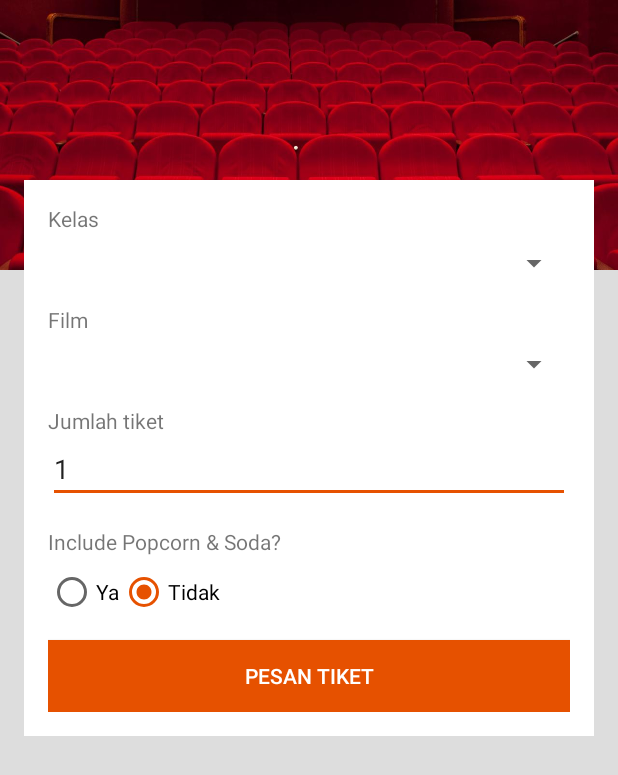
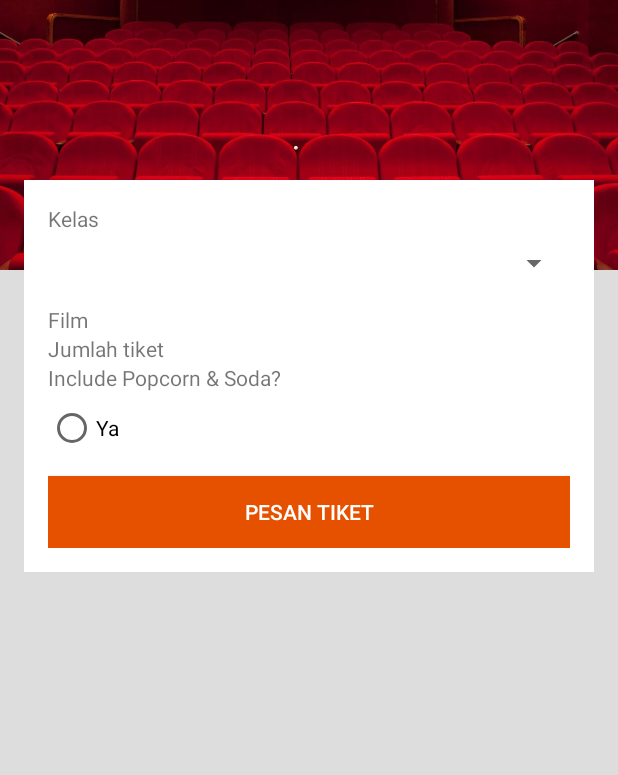
Before and after one commit to wdharmana/CinemaTix, an Android app: the layout activity_main.xml on its own in the app's theme, with its tools: preview values and no code run, on a phone screen of 412 x 824 dp. Shown: the top 775 px of the screen. Run offline under Robolectric (Android 15) with nearby library versions, the phone set to English and light mode, and no system bars.

Commit message:
clean up dikit

```diff
--- a/app/src/main/res/layout/activity_main.xml
+++ b/app/src/main/res/layout/activity_main.xml
@@ -48,38 +48,32 @@
                     android:layout_height="wrap_content"
                     android:text="@string/film_label" />
 
-                <Spinner
-                    android:id="@+id/sp_movie"
-                    android:layout_width="match_parent"
-                    android:layout_height="wrap_content"
-                    android:layout_marginBottom="@dimen/default_margin"
-                    android:layout_marginTop="@dimen/input_margin" />
+                <!--TODO (1) Buatlah Spinner untuk daftar movie dengan ketentuan
+                    android:id="@+id/sp_movie"-->
 
                 <TextView
                     android:layout_width="match_parent"
                     android:layout_height="wrap_content"
                     android:text="@string/ticket_label" />
 
-                <EditText
+                <!--TODO (2) Buatlah EditText untuk jumlah tiket dengan ketentuan
                     android:id="@+id/edt_jumlah"
-                    android:layout_width="match_parent"
-                    android:layout_height="wrap_content"
-                    android:layout_marginBottom="@dimen/default_margin"
-                    android:inputType="numberSigned"
-                    android:text="1" />
+                    android:inputType="numberSigned"-->
 
                 <TextView
                     android:layout_width="match_parent"
                     android:layout_height="wrap_content"
                     android:text="@string/additional_label" />
 
+                <!--TODO (4) Tambahkan ketentuan di bawah untuk RadioGroup
+                    android:orientation="horizontal"-->
+
                 <RadioGroup
                     android:id="@+id/rg_additional"
                     android:layout_width="match_parent"
                     android:layout_height="wrap_content"
                     android:layout_marginBottom="@dimen/default_margin"
-                    android:layout_marginTop="@dimen/input_margin"
-                    android:orientation="horizontal">
+                    android:layout_marginTop="@dimen/input_margin">
 
                     <RadioButton
                         android:id="@+id/rb_yes"
@@ -87,12 +81,11 @@
                         android:layout_height="wrap_content"
                         android:text="@string/ya_label" />
 
-                    <RadioButton
+                    <!--TODO (3) Buatlah RadioButton untuk pilihan "Tidak" dengan ketentuan
                         android:id="@+id/rb_no"
-                        android:layout_width="wrap_content"
-                        android:layout_height="wrap_content"
                         android:checked="true"
-                        android:text="@string/tidak_label" />
+                        android:text="@string/tidak_label"-->
+
                 </RadioGroup>
 
                 <Button
```
Also changed, not shown: app/src/main/java/com/android/cinematix/MainActivity.java (+26 -17 lines), app/src/main/java/com/android/cinematix/ResultActivity.java (+13 -9 lines).
